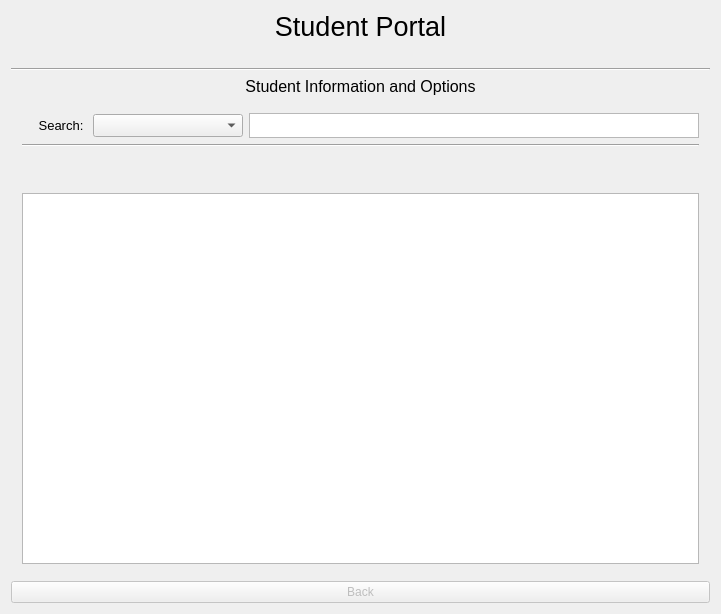
Qt form Form Files/studentView.ui (alixabahena/SIMS) before a commit.
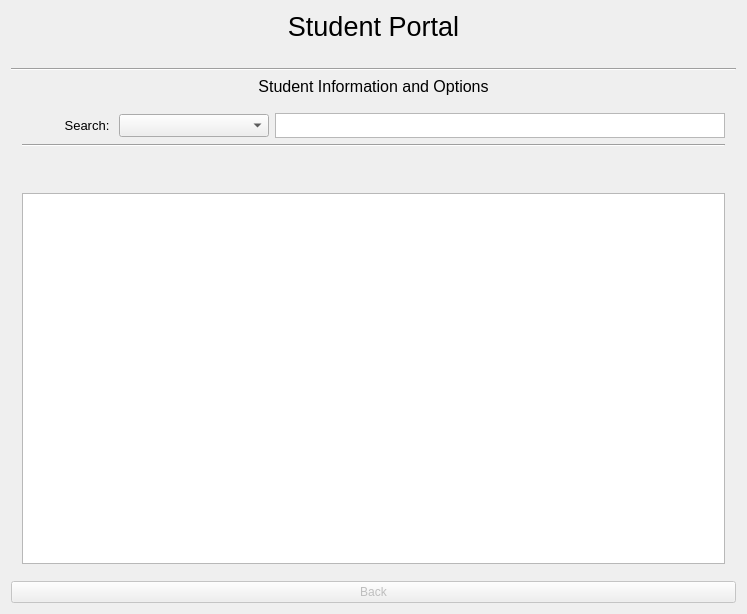
The same form after that commit. The open tabs and pages were chosen to show the change.

```diff
--- a/Form Files/studentView.ui
+++ b/Form Files/studentView.ui
@@ -6,7 +6,7 @@
    <rect>
     <x>0</x>
     <y>0</y>
-    <width>721</width>
+    <width>747</width>
     <height>614</height>
    </rect>
   </property>
```
Left out of the diff: 4 changed lines with no effect on the pictures.
